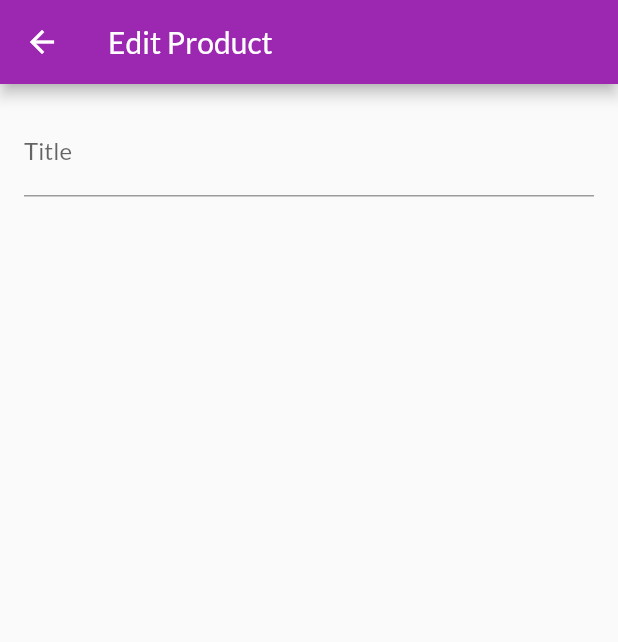
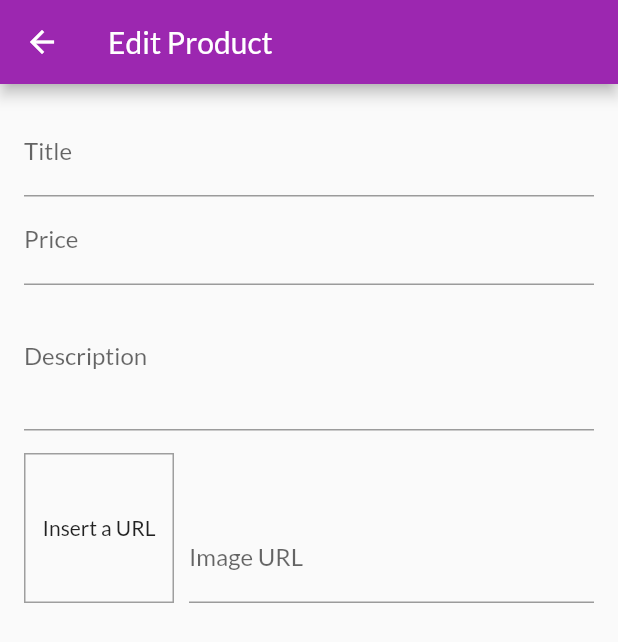
Before and after one commit to asasouza/flutter-studies, a Flutter app: the EditProductScreen screen opened by its route, on a phone screen of 412 x 824 dp. Shown: the top 642 px of the screen. Run offline on Flutter 3.47's test engine with Material 2 defaults, Android fonts, the phone set to English and light mode, and no system bars; network calls fail.

Commit message:
Class 220 - 222

```diff
--- a/flutter_state_shop/lib/screens/edit_product.dart
+++ b/flutter_state_shop/lib/screens/edit_product.dart
@@ -8,6 +8,33 @@ class EditProductScreen extends StatefulWidget {
 }
 
 class _EditProductScreenState extends State<EditProductScreen> {
+  final _descriptionFocus = FocusNode();
+  final _imageController = TextEditingController();
+  final _imageFocus = FocusNode();
+  final _priceFocus = FocusNode();
+
+  @override
+  void initState() {
+    _imageFocus.addListener(_updateImageUrl);
+
+    super.initState();
+  }
+
+  @override
+  void dispose() {
+    _descriptionFocus.dispose();
+    _imageFocus.removeListener(_updateImageUrl);
+    _imageFocus.dispose();
+    _priceFocus.dispose();
+    super.dispose();
+  }
+
+  void _updateImageUrl() {
+    if (!_imageFocus.hasFocus) {
+      setState(() {});
+    }
+  }
+
   @override
   Widget build(BuildContext context) {
     return Scaffold(
@@ -23,8 +50,63 @@ class _EditProductScreenState extends State<EditProductScreen> {
                   decoration: InputDecoration(
                     labelText: 'Title',
                   ),
+                  onFieldSubmitted: (_) {
+                    FocusScope.of(context).requestFocus(_priceFocus);
+                  },
                   textInputAction: TextInputAction.next,
-                )
+                ),
+                TextFormField(
+                  decoration: InputDecoration(
+                    labelText: 'Price',
+                  ),
+                  focusNode: _priceFocus,
+                  keyboardType: TextInputType.number,
+                  textInputAction: TextInputAction.next,
+                ),
+                TextFormField(
+                  decoration: InputDecoration(
+                    labelText: 'Description',
+                  ),
+                  focusNode: _descriptionFocus,
+                  keyboardType: TextInputType.multiline,
+                  maxLines: 3,
+                ),
+                Container(
+                  child: Row(
+                    children: <Widget>[
+                      Container(
+                        alignment: Alignment.center,
+                        height: 100,
+                        child: _imageController.text.isEmpty
+                            ? Text('Insert a URL')
+                            : Image.network(
+                                _imageController.text,
+                                fit: BoxFit.cover,
+                              ),
+                        decoration: BoxDecoration(
+                          border: Border.all(
+                            color: Colors.grey,
+                            width: 1,
+                          ),
+                        ),
+                        margin: EdgeInsets.only(right: 10, top: 15),
+                        width: 100,
+                      ),
+                      Expanded(
+                        child: TextFormField(
+                          controller: _imageController,
+                          decoration: InputDecoration(
+                            labelText: 'Image URL',
+                          ),
+                          focusNode: _imageFocus,
+                          keyboardType: TextInputType.url,
+                          textInputAction: TextInputAction.done,
+                        ),
+                      )
+                    ],
+                    crossAxisAlignment: CrossAxisAlignment.end,
+                  ),
+                ),
               ],
             ),
           ),
```
